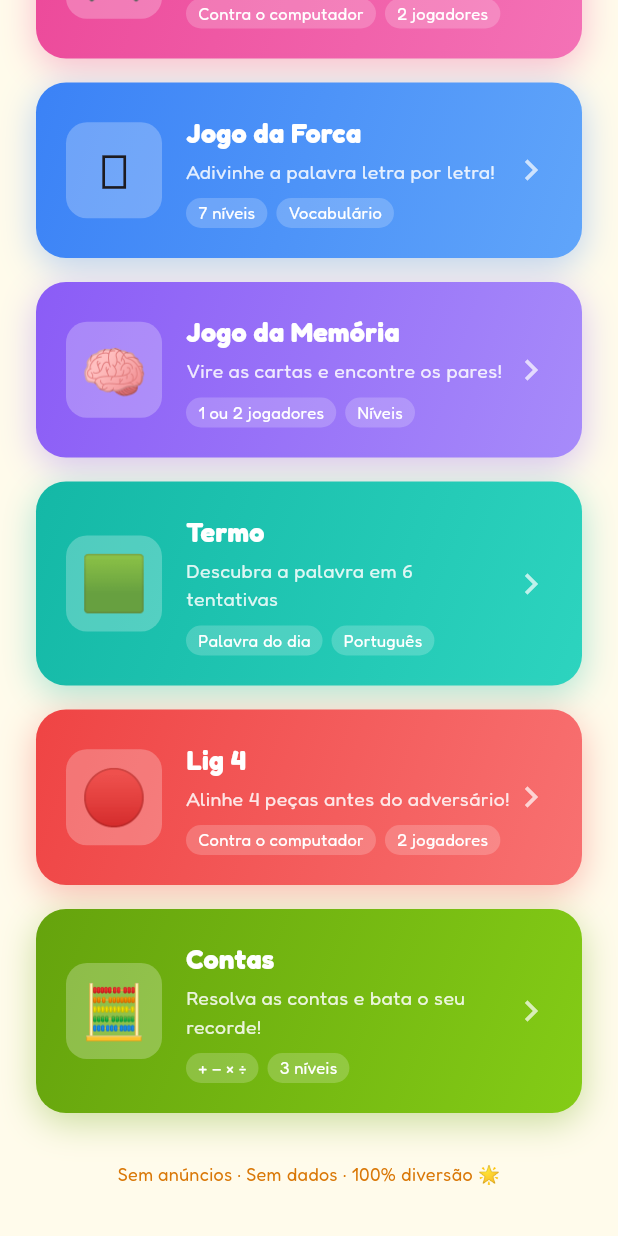
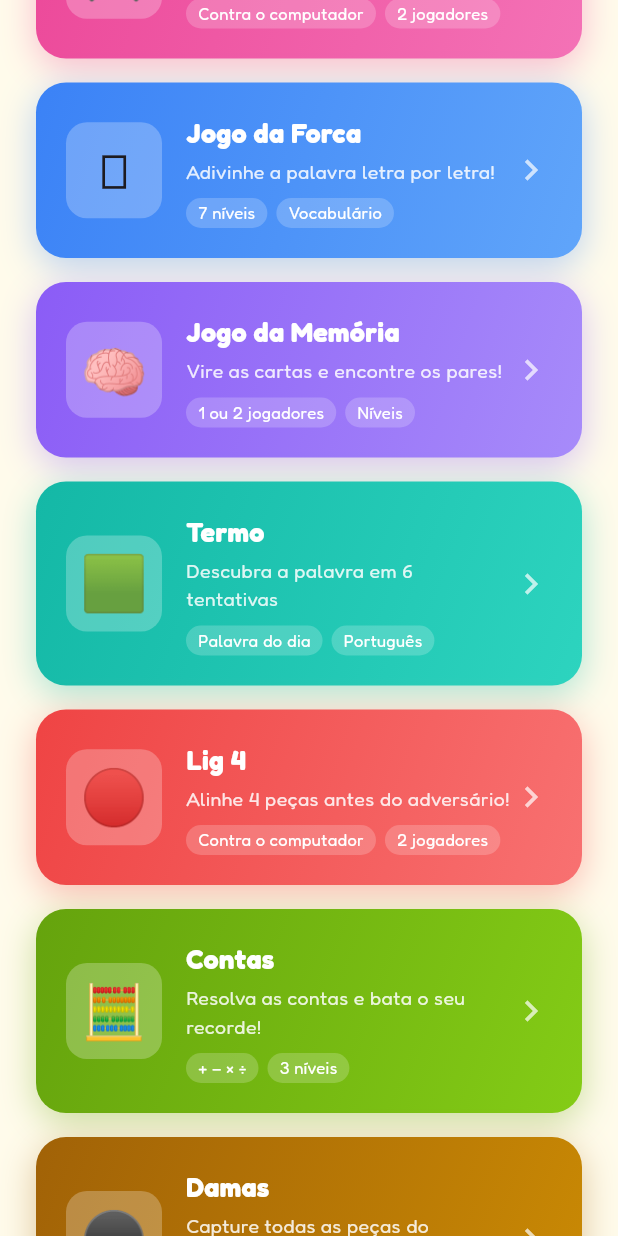
Before and after one commit to Meus-Prompts/brincaki, a Flutter app: the screen it shows after launch, scrolled down 711 dp, on a phone screen of 412 x 824 dp. Run offline on Flutter 3.47's test engine with Material 3 defaults, Android fonts, the phone set to English and light mode, and no system bars; our stand-ins replace google_fonts, shared_preferences; project files that could hold a hidden picture were left out.

Commit message:
feat(damas): add the Damas card to the menu
Co-Authored-By: Claude Opus 5.5 <noreply@anthropic.com>

```diff
--- a/lib/screens/menu_screen.dart
+++ b/lib/screens/menu_screen.dart
@@ -20,6 +20,10 @@ import '../games/lig4/screens/game_screen.dart';
 import '../games/lig4/providers/game_provider.dart';
 import '../games/contas/screens/game_screen.dart';
 import '../games/contas/providers/game_provider.dart';
+import '../games/damas/screens/game_screen.dart';
+import '../games/damas/providers/game_provider.dart';
+import '../games/xadrez/screens/game_screen.dart';
+import '../games/xadrez/providers/game_provider.dart';
 import '../widgets/game_palette.dart';
 import '../widgets/game_shell.dart';
 
@@ -150,6 +154,18 @@ class MenuScreen extends StatelessWidget {
     );
   }
 
+  void _openDamas(BuildContext context) {
+    _openGame(
+      context,
+      GameShell(
+        wrapProvider: (child) =>
+            ChangeNotifierProvider(create: (_) => DamasProvider(), child: child),
+        theme: kDamasPalette.theme,
+        home: (_) => const DamasScreen(),
+      ),
+    );
+  }
+
   @override
   Widget build(BuildContext context) {
     return Scaffold(
@@ -247,6 +263,15 @@ class MenuScreen extends StatelessWidget {
                 tags: const ['+ − × ÷', '3 níveis'],
                 palette: kContasPalette,
                 onTap: () => _openContas(context),
+              ),
+              const SizedBox(height: 16),
+              _buildGameCard(
+                emoji: '⚫',
+                title: 'Damas',
+                description: 'Capture todas as peças do adversário!',
+                tags: const ['Contra o computador', '2 jogadores'],
+                palette: kDamasPalette,
+                onTap: () => _openDamas(context),
               ),
               const SizedBox(height: 32),
               _buildFooter(),
```
Also changed, not shown: 1 other file.
